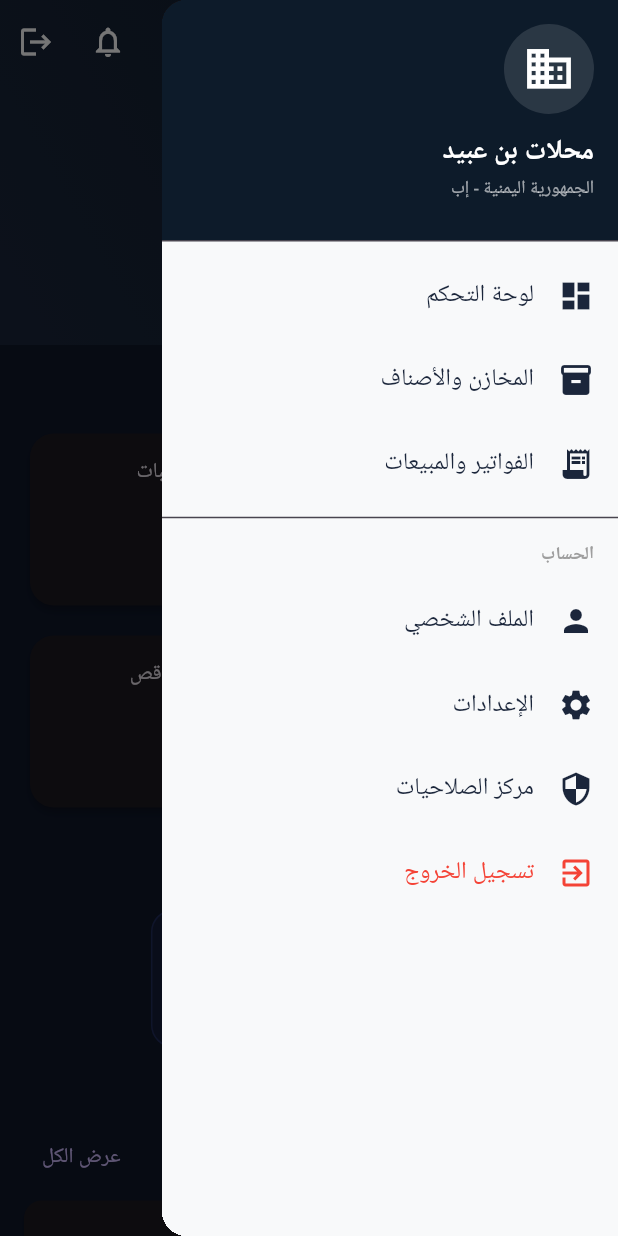
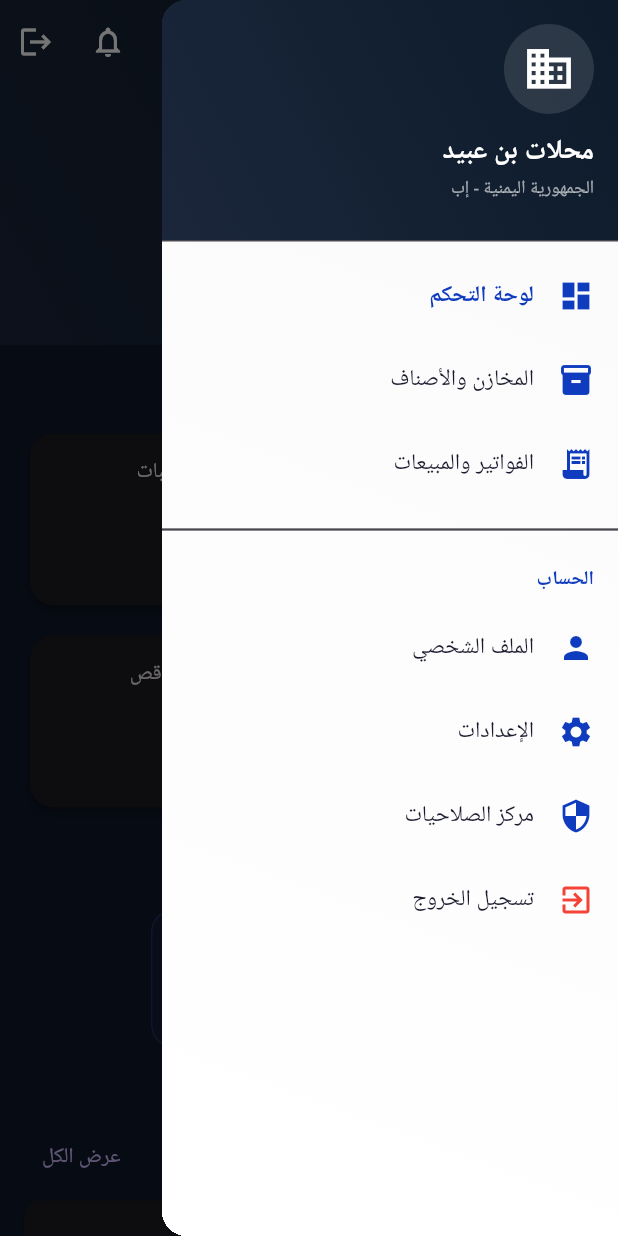
Before and after one commit to Mahmoodobaid/bin_obaid_mobile, a Flutter app: the HomeScreen screen opened by its route, with the side drawer open, on a phone screen of 412 x 824 dp. Run offline on Flutter 3.47's test engine with Material 3 defaults, Android fonts, the phone set to English and light mode, and no system bars; our stand-ins replace cached_network_image, connectivity_plus, device_info_plus, dio, flutter_riverpod, go_router and 9 more; accounts and stored records are empty; network calls fail.

Commit message:
تحسين القائمة الجانبية: ألوان واضحة وتباين عالي وتصميم احترافي

```diff
--- a/lib/features/home/presentation/screens/home_screen.dart
+++ b/lib/features/home/presentation/screens/home_screen.dart
@@ -254,16 +254,22 @@ class HomeScreen extends ConsumerWidget {
   Widget _buildFullDrawer(BuildContext context, WidgetRef ref, user, bool isAdmin, bool isDelivery) {
     return Drawer(
       child: Container(
-        color: const Color(0xFFF8F9FA),
+        decoration: BoxDecoration(
+          gradient: LinearGradient(
+            begin: Alignment.topRight,
+            end: Alignment.bottomLeft,
+            colors: [Colors.grey.shade50, Colors.white],
+          ),
+        ),
         child: ListView(
           padding: EdgeInsets.zero,
           children: [
             _buildDrawerHeader(user),
-            _drawerTile(Icons.dashboard, 'لوحة التحكم', () => context.go('/home')),
+            _drawerTile(Icons.dashboard, 'لوحة التحكم', () => context.go('/home'), isSelected: true),
             _drawerTile(Icons.inventory, 'المخازن والأصناف', () => context.push('/catalog')),
             _drawerTile(Icons.receipt_long, 'الفواتير والمبيعات', () => context.push('/admin/invoices')),
             if (isAdmin || isDelivery) ...[
-              const Divider(),
+              const Divider(height: 32, thickness: 1.5),
               _buildExpandableSection('إدارة المخزون والمنتجات', [
                 _drawerTile(Icons.edit_note, 'إدارة المنتجات', () => context.push('/admin/manage-products')),
                 _drawerTile(Icons.import_export, 'استيراد من Excel', () => context.push('/import')),
@@ -276,7 +282,7 @@ class HomeScreen extends ConsumerWidget {
               ]),
             ],
             if (isAdmin) ...[
-              const Divider(),
+              const Divider(height: 32, thickness: 1.5),
               _buildExpandableSection('لوحة تحكم المدير', [
                 _drawerTile(Icons.admin_panel_settings, 'لوحة المدير', () => context.go('/admin')),
                 _drawerTile(Icons.storage, 'قاعدة البيانات', () => context.push('/admin/database')),
@@ -297,15 +303,16 @@ class HomeScreen extends ConsumerWidget {
               ]),
             ],
             if (isDelivery) ...[
-              const Divider(),
+              const Divider(height: 32, thickness: 1.5),
               _drawerTile(Icons.delivery_dining, 'طلبات التوصيل', () => context.go('/delivery')),
             ],
-            const Divider(),
+            const Divider(height: 32, thickness: 1.5),
             _drawerSectionTitle('الحساب'),
             _drawerTile(Icons.person, 'الملف الشخصي', () => context.push('/profile')),
             _drawerTile(Icons.settings, 'الإعدادات', () => context.push('/settings')),
             _drawerTile(Icons.security, 'مركز الصلاحيات', () => context.push('/permissions')),
             _drawerTile(Icons.exit_to_app, 'تسجيل الخروج', () => _showExitDialog(context, ref, user), color: Colors.red),
+            const SizedBox(height: 20),
           ],
         ),
       ),
@@ -314,14 +321,21 @@ class HomeScreen extends ConsumerWidget {
 
   Widget _buildExpandableSection(String title, List<Widget> items) {
     return ExpansionTile(
-      title: Text(title, style: const TextStyle(fontWeight: FontWeight.w500)),
+      title: Text(title, style: const TextStyle(fontWeight: FontWeight.w600, fontSize: 15, color: Color(0xFF1A1A2E))),
       children: items,
+      initiallyExpanded: true,
     );
   }
 
   Widget _buildDrawerHeader(user) {
     return DrawerHeader(
-      decoration: const BoxDecoration(color: Color(0xFF0D1B2A)),
+      decoration: const BoxDecoration(
+        gradient: LinearGradient(
+          begin: Alignment.topRight,
+          end: Alignment.bottomLeft,
+          colors: [Color(0xFF0D1B2A), Color(0xFF1B263B)],
+        ),
+      ),
       child: Column(
         crossAxisAlignment: CrossAxisAlignment.start,
         children: [
@@ -334,18 +348,36 @@ class HomeScreen extends ConsumerWidget {
     );
   }
 
-  Widget _drawerTile(IconData icon, String title, VoidCallback onTap, {Color? color}) {
+  Widget _drawerTile(IconData icon, String title, VoidCallback onTap, {Color? color, bool isSelected = false}) {
+    final Color iconColor = color ?? const Color(0xFF0F3BBF);
     return ListTile(
-      leading: Icon(icon, color: color ?? const Color(0xFF1B263B)),
-      title: Text(title, style: TextStyle(color: color ?? const Color(0xFF1B263B), fontWeight: FontWeight.w500)),
+      leading: Icon(icon, color: iconColor, size: 24),
+      title: Text(
+        title,
+        style: TextStyle(
+          color: isSelected ? iconColor : const Color(0xFF1A1A2E),
+          fontWeight: isSelected ? FontWeight.bold : FontWeight.w500,
+          fontSize: 15,
+        ),
+      ),
       onTap: onTap,
+      shape: RoundedRectangleBorder(borderRadius: BorderRadius.circular(8)),
+      hoverColor: iconColor.withOpacity(0.1),
     );
   }
 
   Widget _drawerSectionTitle(String title) {
     return Padding(
       padding: const EdgeInsets.symmetric(horizontal: 16, vertical: 8),
-      child: Text(title, style: const TextStyle(color: Colors.grey, fontSize: 12, fontWeight: FontWeight.bold)),
+      child: Text(
+        title,
+        style: const TextStyle(
+          color: Color(0xFF0F3BBF),
+          fontSize: 13,
+          fontWeight: FontWeight.bold,
+          letterSpacing: 0.5,
+        ),
+      ),
     );
   }
 
```
